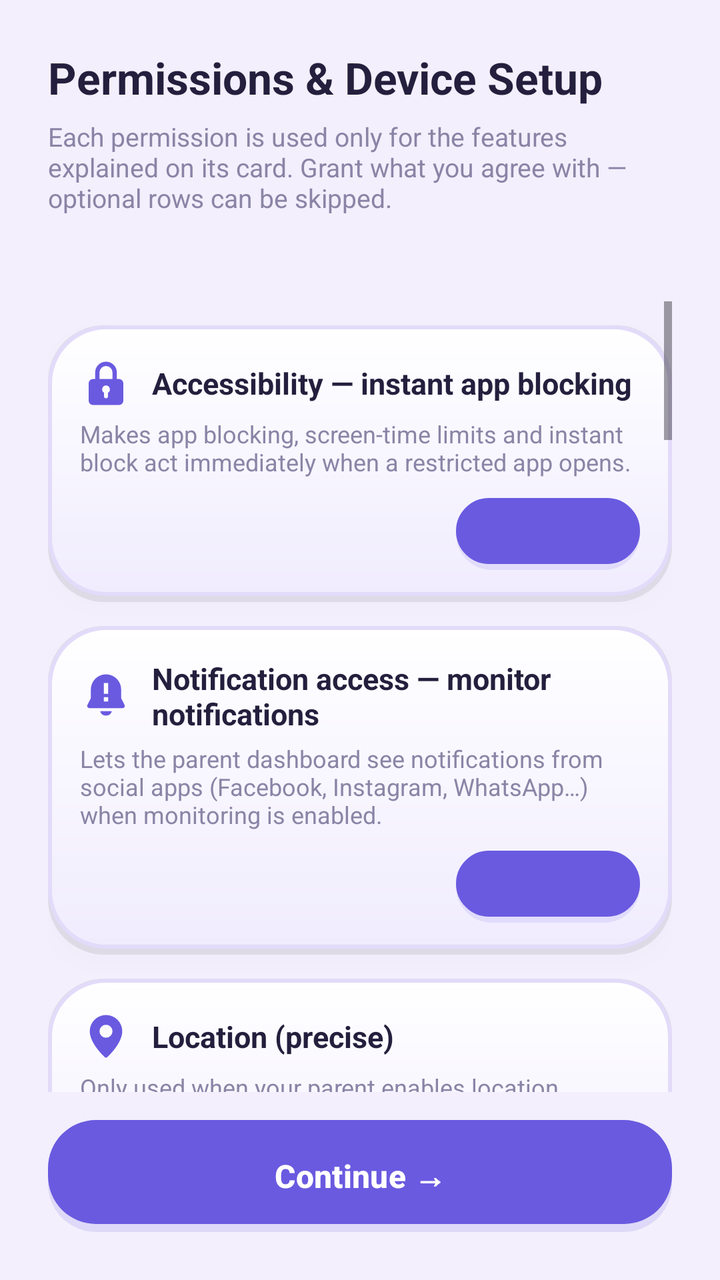
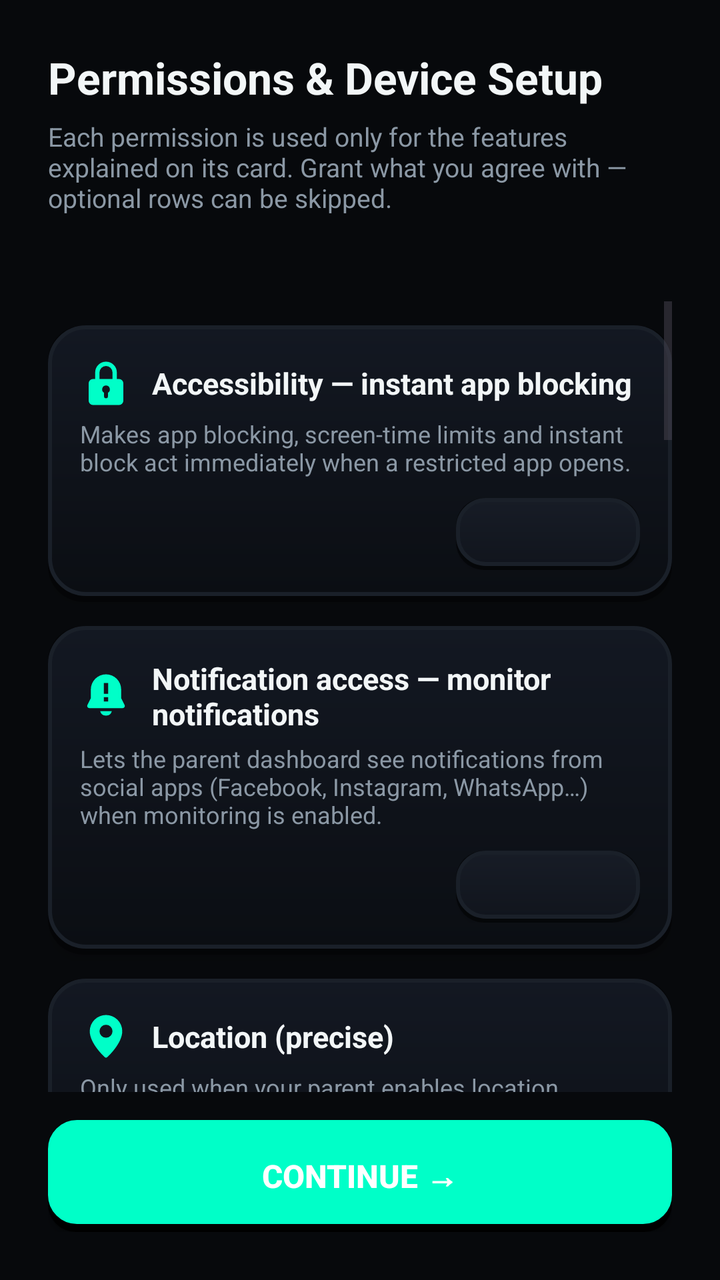

The first picture is an Android layout as it rendered before a commit; the second is the same layout after the commit. The layout source and the unified diff follow.
<!-- AndroidManifest.xml: application theme Theme.AccessControl -->
<!-- res/layout/activity_permissions.xml -->
<?xml version="1.0" encoding="utf-8"?>
<LinearLayout xmlns:android="http://schemas.android.com/apk/res/android"
    android:layout_width="match_parent"
    android:layout_height="match_parent"
    android:orientation="vertical"
    android:padding="24dp">

    <TextView
        android:layout_width="wrap_content"
        android:layout_height="wrap_content"
        android:text="Permissions &amp; Device Setup"
        android:textColor="@color/clay_text"
        android:textSize="22sp"
        android:textStyle="bold" />

    <TextView
        android:layout_width="wrap_content"
        android:layout_height="wrap_content"
        android:layout_marginTop="6dp"
        android:text="Each permission is used only for the features explained on its card. Grant what you agree with — optional rows can be skipped."
        android:textColor="@color/clay_text_soft"
        android:textSize="13sp" />

    <TextView
        android:id="@+id/permSummary"
        android:layout_width="wrap_content"
        android:layout_height="wrap_content"
        android:layout_marginTop="10dp"
        android:textColor="@color/clay_primary"
        android:textSize="14sp"
        android:textStyle="bold" />

    <ScrollView
        android:layout_width="match_parent"
        android:layout_height="0dp"
        android:layout_marginTop="14dp"
        android:layout_weight="1">

        <LinearLayout
            android:layout_width="match_parent"
            android:layout_height="wrap_content"
            android:orientation="vertical">

            
            <LinearLayout style="@style/PermCard" android:foreground="?attr/selectableItemBackground">
                <LinearLayout style="@style/PermHeader">
                    <ImageView style="@style/PermIcon" android:src="@drawable/ic_perm_accessibility" android:contentDescription="@null" />
                    <TextView style="@style/PermTitle" android:text="Accessibility — instant app blocking" />
                </LinearLayout>
                <TextView style="@style/PermDesc" android:text="Makes app blocking, screen-time limits and instant block act immediately when a restricted app opens." />
                <LinearLayout style="@style/PermRow">
                    <TextView android:id="@+id/permAccessibilityStatus" style="@style/PermStatus" />
                    <Button android:id="@+id/permAccessibilityBtn" style="@style/PermButton" />
                </LinearLayout>
            </LinearLayout>

            
            <LinearLayout style="@style/PermCard" android:foreground="?attr/selectableItemBackground">
                <LinearLayout style="@style/PermHeader">
                    <ImageView style="@style/PermIcon" android:src="@drawable/ic_perm_notif_monitor" android:contentDescription="@null" />
                    <TextView style="@style/PermTitle" android:text="Notification access — monitor notifications" />
                </LinearLayout>
                <TextView style="@style/PermDesc" android:text="Lets the parent dashboard see notifications from social apps (Facebook, Instagram, WhatsApp…) when monitoring is enabled." />
                <LinearLayout style="@style/PermRow">
                    <TextView android:id="@+id/permNotifListenerStatus" style="@style/PermStatus" />
                    <Button android:id="@+id/permNotifListenerBtn" style="@style/PermButton" />
                </LinearLayout>
            </LinearLayout>

            
            <LinearLayout style="@style/PermCard" android:foreground="?attr/selectableItemBackground">
                <LinearLayout style="@style/PermHeader">
                    <ImageView style="@style/PermIcon" android:src="@drawable/ic_perm_location" android:contentDescription="@null" />
                    <TextView style="@style/PermTitle" android:text="Location (precise)" />
                </LinearLayout>
                <TextView style="@style/PermDesc" android:text="Only used when your parent enables location monitoring. Status is visible on your dashboard." />
                <LinearLayout style="@style/PermRow">
                    <TextView android:id="@+id/permLocationStatus" style="@style/PermStatus" />
                    <Button android:id="@+id/permLocationBtn" style="@style/PermButton" />
                </LinearLayout>
            </LinearLayout>

            
            <LinearLayout style="@style/PermCard" android:foreground="?attr/selectableItemBackground">
                <LinearLayout style="@style/PermHeader">
                    <ImageView style="@style/PermIcon" android:src="@drawable/ic_perm_location_bg" android:contentDescription="@null" />
                    <TextView style="@style/PermTitle" android:text="Location — allow all the time" />
                </LinearLayout>
                <TextView style="@style/PermDesc" android:text="Enables route history and geofence alerts while the screen is off. Choose &quot;Allow all the time&quot; in the dialog." />
                <LinearLayout style="@style/PermRow">
                    <TextView android:id="@+id/permLocationBgStatus" style="@style/PermStatus" />
                    <Button android:id="@+id/permLocationBgBtn" style="@style/PermButton" />
                </LinearLayout>
            </LinearLayout>

            
            <LinearLayout style="@style/PermCard" android:foreground="?attr/selectableItemBackground">
                <LinearLayout style="@style/PermHeader">
                    <ImageView style="@style/PermIcon" android:src="@drawable/ic_perm_usage" android:contentDescription="@null" />
                    <TextView style="@style/PermTitle" android:text="Usage access — screen time &amp; app usage" />
                </LinearLayout>
                <TextView style="@style/PermDesc" android:text="Required for installed apps list, screen-time reports and app limits to work." />
                <LinearLayout style="@style/PermRow">
                    <TextView android:id="@+id/permUsageStatus" style="@style/PermStatus" />
                    <Button android:id="@+id/permUsageBtn" style="@style/PermButton" />
                </LinearLayout>
            </LinearLayout>

            
            <LinearLayout style="@style/PermCard" android:foreground="?attr/selectableItemBackground">
                <LinearLayout style="@style/PermHeader">
                    <ImageView style="@style/PermIcon" android:src="@drawable/ic_perm_overlay" android:contentDescription="@null" />
                    <TextView style="@style/PermTitle" android:text="Display over other apps" />
                </LinearLayout>
                <TextView style="@style/PermDesc" android:text="Shows a friendly &quot;time is up&quot; screen when a limit is reached, and tap-to-allow prompts for remote features." />
                <LinearLayout style="@style/PermRow">
                    <TextView android:id="@+id/permOverlayStatus" style="@style/PermStatus" />
                    <Button android:id="@+id/permOverlayBtn" style="@style/PermButton" />
                </LinearLayout>
            </LinearLayout>

            
            <LinearLayout style="@style/PermCard" android:foreground="?attr/selectableItemBackground">
                <LinearLayout style="@style/PermHeader">
                    <ImageView style="@style/PermIcon" android:src="@drawable/ic_perm_battery" android:contentDescription="@null" />
                    <TextView style="@style/PermTitle" android:text="Battery — unrestricted background" />
                </LinearLayout>
                <TextView style="@style/PermDesc" android:text="Keeps the connection alive. Some phones (Xiaomi, Huawei, Samsung) also need &quot;Auto-start&quot; enabled in their own settings." />
                <LinearLayout style="@style/PermRow">
                    <TextView android:id="@+id/permBatteryStatus" style="@style/PermStatus" />
                    <Button android:id="@+id/permBatteryBtn" style="@style/PermButton" />
                </LinearLayout>
            </LinearLayout>

            
            <LinearLayout style="@style/PermCard" android:foreground="?attr/selectableItemBackground">
                <LinearLayout style="@style/PermHeader">
                    <ImageView style="@style/PermIcon" android:src="@drawable/ic_perm_mic" android:contentDescription="@null" />
                    <TextView style="@style/PermTitle" android:text="Microphone — one-way audio" />
                </LinearLayout>
                <TextView style="@style/PermDesc" android:text="Used only when your parent starts remote audio. While active, a notification and the Android mic indicator are always shown." />
                <LinearLayout style="@style/PermRow">
                    <TextView android:id="@+id/permMicStatus" style="@style/PermStatus" />
                    <Button android:id="@+id/permMicBtn" style="@style/PermButton" />
                </LinearLayout>
            </LinearLayout>

            
            <LinearLayout style="@style/PermCard" android:foreground="?attr/selectableItemBackground">
                <LinearLayout style="@style/PermHeader">
                    <ImageView style="@style/PermIcon" android:src="@drawable/ic_perm_camera" android:contentDescription="@null" />
                    <TextView style="@style/PermTitle" android:text="Camera — remote camera &amp; mirroring" />
                </LinearLayout>
                <TextView style="@style/PermDesc" android:text="Used only when your parent starts remote camera. While active, a notification and the Android camera indicator are always shown." />
                <LinearLayout style="@style/PermRow">
                    <TextView android:id="@+id/permCameraStatus" style="@style/PermStatus" />
                    <Button android:id="@+id/permCameraBtn" style="@style/PermButton" />
                </LinearLayout>
            </LinearLayout>

            
            <LinearLayout style="@style/PermCard" android:foreground="?attr/selectableItemBackground">
                <LinearLayout style="@style/PermHeader">
                    <ImageView style="@style/PermIcon" android:src="@drawable/ic_perm_bell" android:contentDescription="@null" />
                    <TextView style="@style/PermTitle" android:text="Notifications" />
                </LinearLayout>
                <TextView style="@style/PermDesc" android:text="Shows parent messages, protection status and remote-access prompts." />
                <LinearLayout style="@style/PermRow">
                    <TextView android:id="@+id/permNotifStatus" style="@style/PermStatus" />
                    <Button android:id="@+id/permNotifBtn" style="@style/PermButton" />
                </LinearLayout>
            </LinearLayout>

            
            <LinearLayout style="@style/PermCard" android:foreground="?attr/selectableItemBackground">
                <LinearLayout style="@style/PermHeader">
                    <ImageView style="@style/PermIcon" android:src="@drawable/ic_perm_contacts" android:contentDescription="@null" />
                    <TextView style="@style/PermTitle" android:text="Contacts / Phone / SMS (optional)" />
                </LinearLayout>
                <TextView style="@style/PermDesc" android:text="Optional call &amp; SMS monitoring — the parent can view recent calls, messages and safety contacts. Skip if you don\'t want it." />
                <LinearLayout style="@style/PermRow">
                    <TextView android:id="@+id/permCommsStatus" style="@style/PermStatus" />
                    <Button android:id="@+id/permCommsBtn" style="@style/PermButton" />
                </LinearLayout>
            </LinearLayout>

            
            <LinearLayout style="@style/PermCard" android:foreground="?attr/selectableItemBackground">
                <LinearLayout style="@style/PermHeader">
                    <ImageView style="@style/PermIcon" android:src="@drawable/ic_perm_storage" android:contentDescription="@null" />
                    <TextView style="@style/PermTitle" android:text="Storage / Photos" />
                </LinearLayout>
                <TextView style="@style/PermDesc" android:text="Needed for file and media related features." />
                <LinearLayout style="@style/PermRow">
                    <TextView android:id="@+id/permStorageStatus" style="@style/PermStatus" />
                    <Button android:id="@+id/permStorageBtn" style="@style/PermButton" />
                </LinearLayout>
            </LinearLayout>

            
            <LinearLayout style="@style/PermCard" android:foreground="?attr/selectableItemBackground">
                <LinearLayout style="@style/PermHeader">
                    <ImageView style="@style/PermIcon" android:src="@drawable/ic_perm_install" android:contentDescription="@null" />
                    <TextView style="@style/PermTitle" android:text="Install unknown apps" />
                </LinearLayout>
                <TextView style="@style/PermDesc" android:text="Allows the protection wizard to install app updates without reinstalling from scratch." />
                <LinearLayout style="@style/PermRow">
                    <TextView android:id="@+id/permInstallStatus" style="@style/PermStatus" />
                    <Button android:id="@+id/permInstallBtn" style="@style/PermButton" />
                </LinearLayout>
            </LinearLayout>

            
            <LinearLayout style="@style/PermCard" android:foreground="?attr/selectableItemBackground">
                <LinearLayout style="@style/PermHeader">
                    <ImageView style="@style/PermIcon" android:src="@drawable/ic_perm_admin" android:contentDescription="@null" />
                    <TextView style="@style/PermTitle" android:text="Uninstall protection (Device admin, optional)" />
                </LinearLayout>
                <TextView style="@style/PermDesc" android:text="Enables screen lock during bedtime/school mode and makes uninstalling a deliberate step. The parent can approve a short uninstall window remotely." />
                <LinearLayout style="@style/PermRow">
                    <TextView android:id="@+id/permAdminStatus" style="@style/PermStatus" />
                    <Button android:id="@+id/permAdminBtn" style="@style/PermButton" />
                </LinearLayout>
            </LinearLayout>
        </LinearLayout>
    </ScrollView>

    <Button
        android:id="@+id/btnContinue"
        android:layout_width="match_parent"
        android:layout_height="56dp"
        android:layout_marginTop="14dp"
        android:background="@drawable/bg_clay_button_primary"
        android:elevation="8dp"
        android:text="@string/perm_continue"
        android:textColor="#FFFFFF"
        android:textSize="16sp"
        android:textStyle="bold" />
</LinearLayout>
<!-- resources referenced by this layout -->
<resources>
  <color name="clay_primary">#6A5AE0</color>
  <color name="clay_text">#241F3D</color>
  <color name="clay_text_soft">#8A85A6</color>
  <!-- drawable bg_clay_button_primary (drawable) -->
  <?xml version="1.0" encoding="utf-8"?>
  <layer-list xmlns:android="http://schemas.android.com/apk/res/android">
      <item>
          <shape android:shape="rectangle">
              <corners android:radius="24dp" />
              <solid android:color="#26000000" />
          </shape>
      </item>
      <item android:bottom="4dp">
          <shape android:shape="rectangle">
              <corners android:radius="24dp" />
              <gradient
                  android:angle="270"
                  android:startColor="#7C6CF6"
                  android:endColor="@color/clay_primary_dark" />
          </shape>
      </item>
  </layer-list>
  <string name="perm_continue">Continue →</string>
  <style name="PermHeader">
          <item name="android:layout_width">match_parent</item>
          <item name="android:layout_height">wrap_content</item>
          <item name="android:orientation">horizontal</item>
          <item name="android:gravity">center_vertical</item>
      </style>
  <style name="PermIcon">
          <item name="android:layout_width">26dp</item>
          <item name="android:layout_height">26dp</item>
          <item name="android:layout_marginEnd">10dp</item>
          <item name="android:tint">@color/clay_primary</item>
      </style>
  <style name="Theme.AccessControl" parent="Theme.Material3.Light.NoActionBar">
          <item name="colorPrimary">@color/clay_primary</item>
          <item name="colorOnPrimary">#FFFFFF</item>
          <item name="colorPrimaryContainer">@color/clay_card_deep</item>
          <item name="colorSecondary">@color/clay_accent</item>
          <item name="android:statusBarColor">@color/clay_bg</item>
          <item name="android:navigationBarColor">@color/clay_bg</item>
          <item name="android:windowLightStatusBar">true</item>
          <item name="android:windowBackground">@color/clay_bg</item>
      </style>
  <color name="clay_primary_dark">#5B4BD1</color>
  <!-- drawable bg_clay_button_soft (drawable) -->
  <?xml version="1.0" encoding="utf-8"?>
  <layer-list xmlns:android="http://schemas.android.com/apk/res/android">
      <item>
          <shape android:shape="rectangle">
              <corners android:radius="24dp" />
              <solid android:color="#1F000000" />
          </shape>
      </item>
      <item android:bottom="3dp">
          <shape android:shape="rectangle">
              <corners android:radius="24dp" />
              <gradient
                  android:angle="270"
                  android:startColor="#FFFFFF"
                  android:endColor="#EFE9FF" />
              <stroke
                  android:width="2dp"
                  android:color="@color/clay_stroke" />
          </shape>
      </item>
  </layer-list>
  <!-- drawable bg_clay_card (drawable) -->
  <?xml version="1.0" encoding="utf-8"?>
  <layer-list xmlns:android="http://schemas.android.com/apk/res/android">
      <item>
          <shape android:shape="rectangle">
              <corners android:radius="28dp" />
              <solid android:color="#14000000" />
          </shape>
      </item>
      <item android:bottom="3dp">
          <shape android:shape="rectangle">
              <corners android:radius="28dp" />
              <gradient
                  android:angle="270"
                  android:startColor="#FFFFFF"
                  android:endColor="@color/clay_card_deep" />
              <stroke
                  android:width="2dp"
                  android:color="@color/clay_stroke" />
          </shape>
      </item>
  </layer-list>
  <color name="clay_card_deep">#F0ECFE</color>
  <color name="clay_accent">#4FC3F7</color>
  <color name="clay_bg">#F3EFFC</color>
  <color name="clay_stroke">#E2DBF9</color>
  <!-- unchanged entries left out for length: 20 -->
</resources>

<!-- the commit's change to res/layout/activity_permissions.xml (unified diff, before → after) -->
@@ -50,7 +50,7 @@
                 <TextView style="@style/PermDesc" android:text="Makes app blocking, screen-time limits and instant block act immediately when a restricted app opens." />
                 <LinearLayout style="@style/PermRow">
                     <TextView android:id="@+id/permAccessibilityStatus" style="@style/PermStatus" />
-                    <Button android:id="@+id/permAccessibilityBtn" style="@style/PermButton" />
+                    <androidx.appcompat.widget.AppCompatButton android:id="@+id/permAccessibilityBtn" style="@style/PermButton" />
                 </LinearLayout>
             </LinearLayout>
 
@@ -63,7 +63,7 @@
                 <TextView style="@style/PermDesc" android:text="Lets the parent dashboard see notifications from social apps (Facebook, Instagram, WhatsApp…) when monitoring is enabled." />
                 <LinearLayout style="@style/PermRow">
                     <TextView android:id="@+id/permNotifListenerStatus" style="@style/PermStatus" />
-                    <Button android:id="@+id/permNotifListenerBtn" style="@style/PermButton" />
+                    <androidx.appcompat.widget.AppCompatButton android:id="@+id/permNotifListenerBtn" style="@style/PermButton" />
                 </LinearLayout>
             </LinearLayout>
 
@@ -76,7 +76,7 @@
                 <TextView style="@style/PermDesc" android:text="Only used when your parent enables location monitoring. Status is visible on your dashboard." />
                 <LinearLayout style="@style/PermRow">
                     <TextView android:id="@+id/permLocationStatus" style="@style/PermStatus" />
-                    <Button android:id="@+id/permLocationBtn" style="@style/PermButton" />
+                    <androidx.appcompat.widget.AppCompatButton android:id="@+id/permLocationBtn" style="@style/PermButton" />
                 </LinearLayout>
             </LinearLayout>
 
@@ -89,7 +89,7 @@
                 <TextView style="@style/PermDesc" android:text="Enables route history and geofence alerts while the screen is off. Choose &quot;Allow all the time&quot; in the dialog." />
                 <LinearLayout style="@style/PermRow">
                     <TextView android:id="@+id/permLocationBgStatus" style="@style/PermStatus" />
-                    <Button android:id="@+id/permLocationBgBtn" style="@style/PermButton" />
+                    <androidx.appcompat.widget.AppCompatButton android:id="@+id/permLocationBgBtn" style="@style/PermButton" />
                 </LinearLayout>
             </LinearLayout>
 
@@ -102,7 +102,7 @@
                 <TextView style="@style/PermDesc" android:text="Required for installed apps list, screen-time reports and app limits to work." />
                 <LinearLayout style="@style/PermRow">
                     <TextView android:id="@+id/permUsageStatus" style="@style/PermStatus" />
-                    <Button android:id="@+id/permUsageBtn" style="@style/PermButton" />
+                    <androidx.appcompat.widget.AppCompatButton android:id="@+id/permUsageBtn" style="@style/PermButton" />
                 </LinearLayout>
             </LinearLayout>
 
@@ -115,7 +115,7 @@
                 <TextView style="@style/PermDesc" android:text="Shows a friendly &quot;time is up&quot; screen when a limit is reached, and tap-to-allow prompts for remote features." />
                 <LinearLayout style="@style/PermRow">
                     <TextView android:id="@+id/permOverlayStatus" style="@style/PermStatus" />
-                    <Button android:id="@+id/permOverlayBtn" style="@style/PermButton" />
+                    <androidx.appcompat.widget.AppCompatButton android:id="@+id/permOverlayBtn" style="@style/PermButton" />
                 </LinearLayout>
             </LinearLayout>
 
@@ -128,7 +128,7 @@
                 <TextView style="@style/PermDesc" android:text="Keeps the connection alive. Some phones (Xiaomi, Huawei, Samsung) also need &quot;Auto-start&quot; enabled in their own settings." />
                 <LinearLayout style="@style/PermRow">
                     <TextView android:id="@+id/permBatteryStatus" style="@style/PermStatus" />
-                    <Button android:id="@+id/permBatteryBtn" style="@style/PermButton" />
+                    <androidx.appcompat.widget.AppCompatButton android:id="@+id/permBatteryBtn" style="@style/PermButton" />
                 </LinearLayout>
             </LinearLayout>
 
@@ -141,7 +141,7 @@
                 <TextView style="@style/PermDesc" android:text="Used only when your parent starts remote audio. While active, a notification and the Android mic indicator are always shown." />
                 <LinearLayout style="@style/PermRow">
                     <TextView android:id="@+id/permMicStatus" style="@style/PermStatus" />
-                    <Button android:id="@+id/permMicBtn" style="@style/PermButton" />
+                    <androidx.appcompat.widget.AppCompatButton android:id="@+id/permMicBtn" style="@style/PermButton" />
                 </LinearLayout>
             </LinearLayout>
 
@@ -154,7 +154,7 @@
                 <TextView style="@style/PermDesc" android:text="Used only when your parent starts remote camera. While active, a notification and the Android camera indicator are always shown." />
                 <LinearLayout style="@style/PermRow">
                     <TextView android:id="@+id/permCameraStatus" style="@style/PermStatus" />
-                    <Button android:id="@+id/permCameraBtn" style="@style/PermButton" />
+                    <androidx.appcompat.widget.AppCompatButton android:id="@+id/permCameraBtn" style="@style/PermButton" />
                 </LinearLayout>
             </LinearLayout>
 
@@ -167,7 +167,7 @@
                 <TextView style="@style/PermDesc" android:text="Shows parent messages, protection status and remote-access prompts." />
                 <LinearLayout style="@style/PermRow">
                     <TextView android:id="@+id/permNotifStatus" style="@style/PermStatus" />
-                    <Button android:id="@+id/permNotifBtn" style="@style/PermButton" />
+                    <androidx.appcompat.widget.AppCompatButton android:id="@+id/permNotifBtn" style="@style/PermButton" />
                 </LinearLayout>
             </LinearLayout>
 
@@ -180,7 +180,7 @@
                 <TextView style="@style/PermDesc" android:text="Optional call &amp; SMS monitoring — the parent can view recent calls, messages and safety contacts. Skip if you don\'t want it." />
                 <LinearLayout style="@style/PermRow">
                     <TextView android:id="@+id/permCommsStatus" style="@style/PermStatus" />
-                    <Button android:id="@+id/permCommsBtn" style="@style/PermButton" />
+                    <androidx.appcompat.widget.AppCompatButton android:id="@+id/permCommsBtn" style="@style/PermButton" />
                 </LinearLayout>
             </LinearLayout>
 
@@ -193,7 +193,7 @@
                 <TextView style="@style/PermDesc" android:text="Needed for file and media related features." />
                 <LinearLayout style="@style/PermRow">
                     <TextView android:id="@+id/permStorageStatus" style="@style/PermStatus" />
-                    <Button android:id="@+id/permStorageBtn" style="@style/PermButton" />
+                    <androidx.appcompat.widget.AppCompatButton android:id="@+id/permStorageBtn" style="@style/PermButton" />
                 </LinearLayout>
             </LinearLayout>
 
@@ -206,7 +206,7 @@
                 <TextView style="@style/PermDesc" android:text="Allows the protection wizard to install app updates without reinstalling from scratch." />
                 <LinearLayout style="@style/PermRow">
                     <TextView android:id="@+id/permInstallStatus" style="@style/PermStatus" />
-                    <Button android:id="@+id/permInstallBtn" style="@style/PermButton" />
+                    <androidx.appcompat.widget.AppCompatButton android:id="@+id/permInstallBtn" style="@style/PermButton" />
                 </LinearLayout>
             </LinearLayout>
 
@@ -219,13 +219,13 @@
                 <TextView style="@style/PermDesc" android:text="Enables screen lock during bedtime/school mode and makes uninstalling a deliberate step. The parent can approve a short uninstall window remotely." />
                 <LinearLayout style="@style/PermRow">
                     <TextView android:id="@+id/permAdminStatus" style="@style/PermStatus" />
-                    <Button android:id="@+id/permAdminBtn" style="@style/PermButton" />
+                    <androidx.appcompat.widget.AppCompatButton android:id="@+id/permAdminBtn" style="@style/PermButton" />
                 </LinearLayout>
             </LinearLayout>
         </LinearLayout>
     </ScrollView>
 
-    <Button
+    <androidx.appcompat.widget.AppCompatButton
         android:id="@+id/btnContinue"
         android:layout_width="match_parent"
         android:layout_height="56dp"
<!-- resource entries referenced after the edit -->
@@ -1,24 +1,22 @@
 <!-- resources referenced by this layout -->
 <resources>
-  <color name="clay_primary">#6A5AE0</color>
-  <color name="clay_text">#241F3D</color>
-  <color name="clay_text_soft">#8A85A6</color>
+  <color name="clay_primary">#00FFC8</color>
+  <color name="clay_text">#F2F6F7</color>
+  <color name="clay_text_soft">#8B98A5</color>
   <!-- drawable bg_clay_button_primary (drawable) -->
   <?xml version="1.0" encoding="utf-8"?>
   <layer-list xmlns:android="http://schemas.android.com/apk/res/android">
       <item>
           <shape android:shape="rectangle">
-              <corners android:radius="24dp" />
-              <solid android:color="#26000000" />
+              <corners android:radius="14dp" />
+              <solid android:color="#000000" />
           </shape>
       </item>
       <item android:bottom="4dp">
           <shape android:shape="rectangle">
-              <corners android:radius="24dp" />
-              <gradient
-                  android:angle="270"
-                  android:startColor="#7C6CF6"
-                  android:endColor="@color/clay_primary_dark" />
+              <corners android:radius="14dp" />
+              <solid android:color="@color/clay_primary" />
+              <stroke android:width="1dp" android:color="@color/clay_primary" />
           </shape>
       </item>
   </layer-list>
@@ -37,31 +35,30 @@
       </style>
   <style name="Theme.AccessControl" parent="Theme.Material3.Light.NoActionBar">
           <item name="colorPrimary">@color/clay_primary</item>
-          <item name="colorOnPrimary">#FFFFFF</item>
+          <item name="colorOnPrimary">#062A22</item>
           <item name="colorPrimaryContainer">@color/clay_card_deep</item>
           <item name="colorSecondary">@color/clay_accent</item>
           <item name="android:statusBarColor">@color/clay_bg</item>
           <item name="android:navigationBarColor">@color/clay_bg</item>
-          <item name="android:windowLightStatusBar">true</item>
+          <item name="android:windowLightStatusBar">false</item>
           <item name="android:windowBackground">@color/clay_bg</item>
       </style>
-  <color name="clay_primary_dark">#5B4BD1</color>
   <!-- drawable bg_clay_button_soft (drawable) -->
   <?xml version="1.0" encoding="utf-8"?>
   <layer-list xmlns:android="http://schemas.android.com/apk/res/android">
       <item>
           <shape android:shape="rectangle">
-              <corners android:radius="24dp" />
-              <solid android:color="#1F000000" />
+              <corners android:radius="14dp" />
+              <solid android:color="#80000000" />
           </shape>
       </item>
-      <item android:bottom="3dp">
+      <item android:bottom="2dp">
           <shape android:shape="rectangle">
-              <corners android:radius="24dp" />
+              <corners android:radius="14dp" />
               <gradient
                   android:angle="270"
-                  android:startColor="#FFFFFF"
-                  android:endColor="#EFE9FF" />
+                  android:startColor="#171C26"
+                  android:endColor="#11151D" />
               <stroke
                   android:width="2dp"
                   android:color="@color/clay_stroke" />
@@ -73,27 +70,27 @@
   <layer-list xmlns:android="http://schemas.android.com/apk/res/android">
       <item>
           <shape android:shape="rectangle">
-              <corners android:radius="28dp" />
-              <solid android:color="#14000000" />
+              <corners android:radius="18dp" />
+              <solid android:color="#66000000" />
           </shape>
       </item>
       <item android:bottom="3dp">
           <shape android:shape="rectangle">
-              <corners android:radius="28dp" />
+              <corners android:radius="18dp" />
               <gradient
                   android:angle="270"
-                  android:startColor="#FFFFFF"
-                  android:endColor="@color/clay_card_deep" />
+                  android:startColor="#131822"
+                  android:endColor="#0B0E13" />
               <stroke
                   android:width="2dp"
                   android:color="@color/clay_stroke" />
           </shape>
       </item>
   </layer-list>
-  <color name="clay_card_deep">#F0ECFE</color>
+  <color name="clay_card_deep">#11151D</color>
   <color name="clay_accent">#4FC3F7</color>
-  <color name="clay_bg">#F3EFFC</color>
-  <color name="clay_stroke">#E2DBF9</color>
+  <color name="clay_bg">#07090C</color>
+  <color name="clay_stroke">#1A2029</color>
   <!-- unchanged entries left out for length: 20 -->
 </resources>
 
